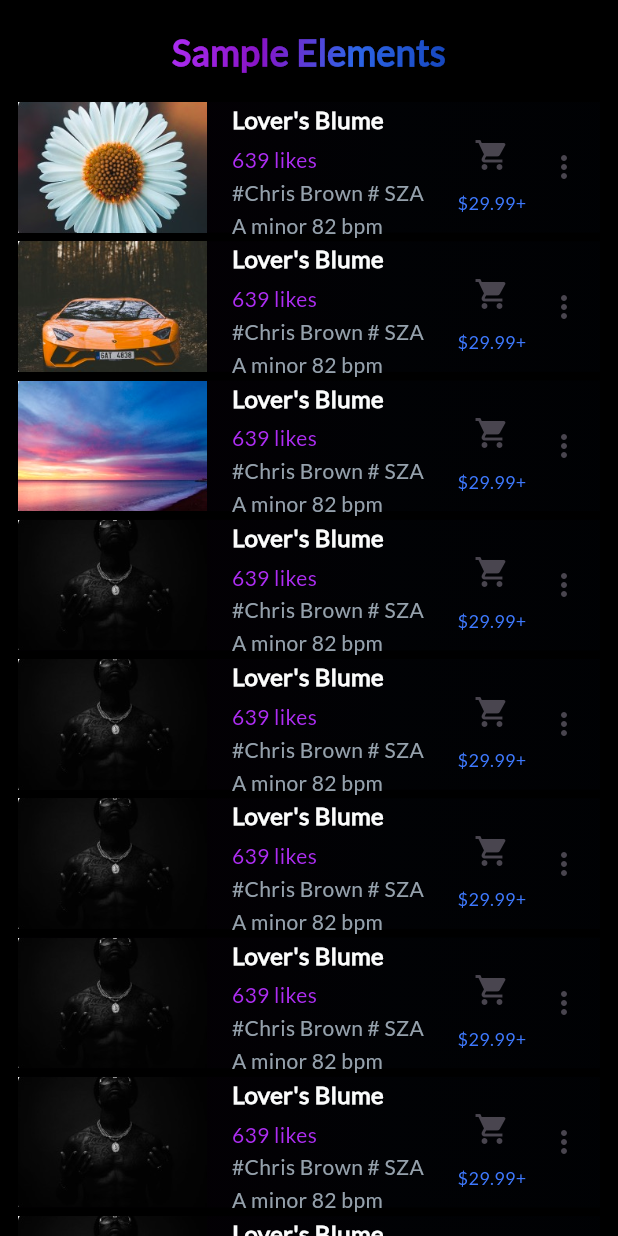
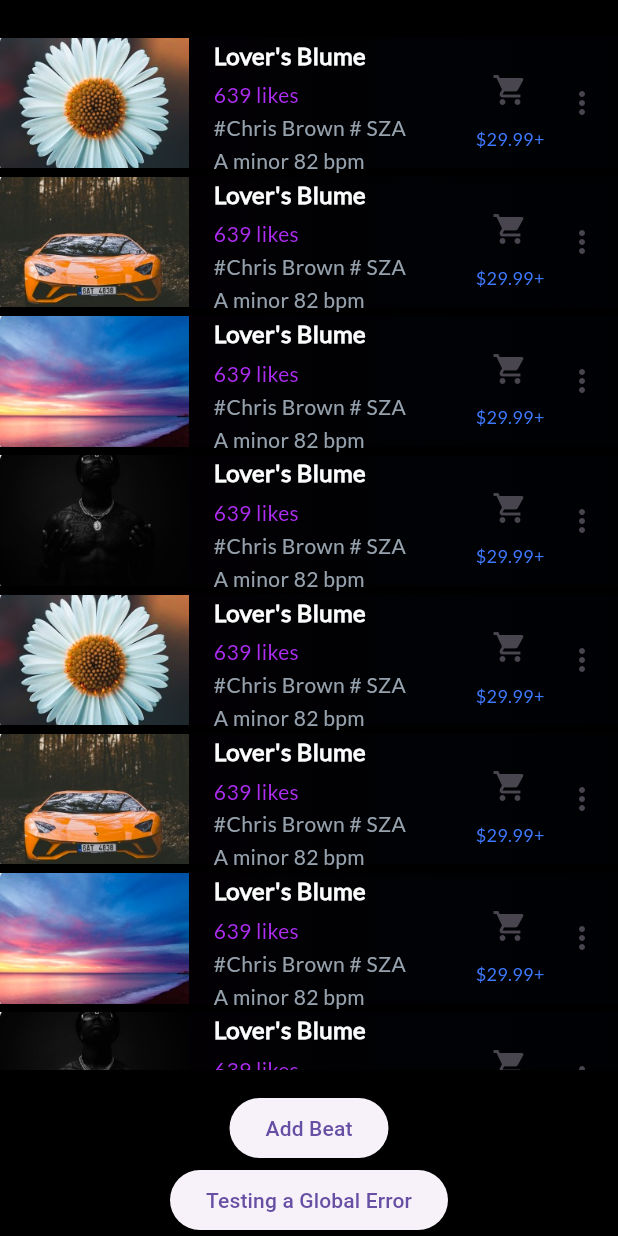
Before and after one commit to hjinlucas/aayats_evaluation, a Flutter app: the screen it shows after launch, on a phone screen of 412 x 824 dp. Run offline on Flutter 3.47's test engine with Material 3 defaults, Android fonts, the phone set to English and light mode, and no system bars; our stand-ins replace flutter_screenutil.

Commit message:
Beats model and data test

```diff
--- /dev/null
+++ b/lib/services/data/data_test.dart
@@ -0,0 +1,126 @@
+import 'package:aayats_evaluation/services/models/beats.dart';
+
+class DataTest {
+  static final List<BeatsModel> beatsList = [
+    BeatsModel(
+      id: 1,
+      imageUrl: "assets/images/beats_temp1.jpg",
+      heading: "Lover's Blume",
+      numOfLikes: "639",
+      tags: "#Chris Brown # SZA",
+      tune: "A minor",
+      bpm: "82",
+      price: "\$29.99+",
+    ),
+    BeatsModel(
+      id: 1,
+      imageUrl: "assets/images/beats_temp2.jpg",
+      heading: "Lover's Blume",
+      numOfLikes: "639",
+      tags: "#Chris Brown # SZA",
+      tune: "A minor",
+      bpm: "82",
+      price: "\$29.99+",
+    ),
+    BeatsModel(
+      id: 1,
+      imageUrl: "assets/images/beats_temp3.jpg",
+      heading: "Lover's Blume",
+      numOfLikes: "639",
+      tags: "#Chris Brown # SZA",
+      tune: "A minor",
+      bpm: "82",
+      price: "\$29.99+",
+    ),
+    BeatsModel(
+      id: 1,
+      imageUrl: "assets/images/beats_temp4.jpg",
+      heading: "Lover's Blume",
+      numOfLikes: "639",
+      tags: "#Chris Brown # SZA",
+      tune: "A minor",
+      bpm: "82",
+      price: "\$29.99+",
+    ),
+    BeatsModel(
+      id: 1,
+      imageUrl: "assets/images/beats_temp1.jpg",
+      heading: "Lover's Blume",
+      numOfLikes: "639",
+      tags: "#Chris Brown # SZA",
+      tune: "A minor",
+      bpm: "82",
+      price: "\$29.99+",
+    ),
+    BeatsModel(
+      id: 1,
+      imageUrl: "assets/images/beats_temp2.jpg",
+      heading: "Lover's Blume",
+      numOfLikes: "639",
+      tags: "#Chris Brown # SZA",
+      tune: "A minor",
+      bpm: "82",
+      price: "\$29.99+",
+    ),
+    BeatsModel(
+      id: 1,
+      imageUrl: "assets/images/beats_temp3.jpg",
+      heading: "Lover's Blume",
+      numOfLikes: "639",
+      tags: "#Chris Brown # SZA",
+      tune: "A minor",
+      bpm: "82",
+      price: "\$29.99+",
+    ),
+    BeatsModel(
+      id: 1,
+      imageUrl: "assets/images/beats_temp4.jpg",
+      heading: "Lover's Blume",
+      numOfLikes: "639",
+      tags: "#Chris Brown # SZA",
+      tune: "A minor",
+      bpm: "82",
+      price: "\$29.99+",
+    ),
+    BeatsModel(
+      id: 1,
+      imageUrl: "assets/images/beats_temp1.jpg",
+      heading: "Lover's Blume",
+      numOfLikes: "639",
+      tags: "#Chris Brown # SZA",
+      tune: "A minor",
+      bpm: "82",
+      price: "\$29.99+",
+    ),
+    BeatsModel(
+      id: 1,
+      imageUrl: "assets/images/beats_temp2.jpg",
+      heading: "Lover's Blume",
+      numOfLikes: "639",
+      tags: "#Chris Brown # SZA",
+      tune: "A minor",
+      bpm: "82",
+      price: "\$29.99+",
+    ),
+    BeatsModel(
+      id: 1,
+      imageUrl: "assets/images/beats_temp3.jpg",
+      heading: "Lover's Blume",
+      numOfLikes: "639",
+      tags: "#Chris Brown # SZA",
+      tune: "A minor",
+      bpm: "82",
+      price: "\$29.99+",
+    ),
+    BeatsModel(
+      id: 1,
+      imageUrl: "assets/images/beats_temp4.jpg",
+      heading: "Lover's Blume",
+      numOfLikes: "639",
+      tags: "#Chris Brown # SZA",
+      tune: "A minor",
+      bpm: "82",
+      price: "\$29.99+",
+    ),
+  ];
+}
--- /dev/null
+++ b/lib/services/models/beats.dart
@@ -0,0 +1,54 @@
+// To parse this JSON data, do
+//
+//     final beatsModel = beatsModelFromJson(jsonString);
+
+import 'dart:convert';
+
+BeatsModel beatsModelFromJson(String str) =>
+    BeatsModel.fromJson(json.decode(str));
+
+String beatsModelToJson(BeatsModel data) => json.encode(data.toJson());
+
+class BeatsModel {
+  int id;
+  String imageUrl;
+  String heading;
+  String numOfLikes;
+  String tags;
+  String tune;
+  String bpm;
+  String price;
+
+  BeatsModel({
+    required this.id,
+    required this.imageUrl,
+    required this.heading,
+    required this.numOfLikes,
+    required this.tags,
+    required this.tune,
+    required this.bpm,
+    required this.price,
+  });
+
+  factory BeatsModel.fromJson(Map<String, dynamic> json) => BeatsModel(
+        id: json["id"],
+        imageUrl: json["imageURL"],
+        heading: json["heading"],
+        numOfLikes: json["numOfLikes"],
+        tags: json["tags"],
+        tune: json["tune"],
+        bpm: json["bpm"],
+        price: json["price"],
+      );
+
+  Map<String, dynamic> toJson() => {
+        "id": id,
+        "imageURL": imageUrl,
+        "heading": heading,
+        "numOfLikes": numOfLikes,
+        "tags": tags,
+        "tune": tune,
+        "bpm": bpm,
+        "price": price,
+      };
+}
--- a/lib/view/beats/beats.dart
+++ b/lib/view/beats/beats.dart
@@ -1,4 +1,5 @@
 import 'package:aayats_evaluation/common/text_widgets.dart';
+import 'package:aayats_evaluation/services/data/data_test.dart';
 import 'package:flutter/foundation.dart';
 import 'package:flutter/material.dart';
 import 'package:flutter_screenutil/flutter_screenutil.dart';
@@ -6,96 +7,35 @@ import 'package:flutter_screenutil/flutter_screenutil.dart';
 import '../../common/widgets.dart';
 
 class Beats extends StatelessWidget {
-  const Beats({super.key});
+  const Beats({super.key, this.beatList});
+
+  final beatList;
 
   @override
   Widget build(BuildContext context) {
     return Scaffold(
       backgroundColor: Colors.black,
-      body: ListView(
+      body: Column(
         children: [
-          Container(
-            margin: const EdgeInsets.only(top: 2, left: 8, right: 8),
-            child: Column(
-              children: [
-                Padding(
-                  padding: const EdgeInsets.all(16),
-                  child: text24Bold(text: "Sample Elements", isGradient: true),
+          Flexible(
+            child: ListView.builder(
+              itemCount: beatList.length,
+              padding: const EdgeInsets.only(bottom: 25, top: 25),
+              itemBuilder: (BuildContext context, int index) {
+                return beatsListingForm(
+                  imageURL: beatList[index].imageUrl,
+                  heading: beatList[index].heading,
+                  numOfLikes: beatList[index].numOfLikes,
+                  tags: beatList[index].tags,
+                  tune: beatList[index].tune,
+                  bpm: beatList[index].bpm,
+                  price: beatList[index].price,
+                );
+              },
             ),
-                beatsListingForm(
-                    imageURL: "assets/images/beats_temp1.jpg",
-                    heading: "Lover's Blume",
-                    numOfLikes: "639",
-                    tags: "#Chris Brown # SZA",
-                    tune: "A minor",
-                    bpm: "82",
-                    price: "\$29.99+"),
-                beatsListingForm(
-                    imageURL: "assets/images/beats_temp2.jpg",
-                    heading: "Lover's Blume",
-                    numOfLikes: "639",
-                    tags: "#Chris Brown # SZA",
-                    tune: "A minor",
-                    bpm: "82",
-                    price: "\$29.99+"),
-                beatsListingForm(
-                    imageURL: "assets/images/beats_temp3.jpg",
-                    heading: "Lover's Blume",
-                    numOfLikes: "639",
-                    tags: "#Chris Brown # SZA",
-                    tune: "A minor",
-                    bpm: "82",
-                    price: "\$29.99+"),
-                beatsListingForm(
-                    imageURL: "assets/images/beats_temp4.jpg",
-                    heading: "Lover's Blume",
-                    numOfLikes: "639",
-                    tags: "#Chris Brown # SZA",
-                    tune: "A minor",
-                    bpm: "82",
-                    price: "\$29.99+"),
-                beatsListingForm(
-                    imageURL: "assets/images/beats_temp4.jpg",
-                    heading: "Lover's Blume",
-                    numOfLikes: "639",
-                    tags: "#Chris Brown # SZA",
-                    tune: "A minor",
-                    bpm: "82",
-                    price: "\$29.99+"),
-                beatsListingForm(
-                    imageURL: "assets/images/beats_temp4.jpg",
-                    heading: "Lover's Blume",
-                    numOfLikes: "639",
-                    tags: "#Chris Brown # SZA",
-                    tune: "A minor",
-                    bpm: "82",
-                    price: "\$29.99+"),
-                beatsListingForm(
-                    imageURL: "assets/images/beats_temp4.jpg",
-                    heading: "Lover's Blume",
-                    numOfLikes: "639",
-                    tags: "#Chris Brown # SZA",
-                    tune: "A minor",
-                    bpm: "82",
-                    price: "\$29.99+"),
-                beatsListingForm(
-                    imageURL: "assets/images/beats_temp4.jpg",
-                    heading: "Lover's Blume",
-                    numOfLikes: "639",
-                    tags: "#Chris Brown # SZA",
-                    tune: "A minor",
-                    bpm: "82",
-                    price: "\$29.99+"),
-                beatsListingForm(
-                    imageURL: "assets/images/beats_temp4.jpg",
-                    heading: "Lover's Blume",
-                    numOfLikes: "639",
-                    tags: "#Chris Brown # SZA",
-                    tune: "A minor",
-                    bpm: "82",
-                    price: "\$29.99+"),
+          ),
           const SizedBox(
-                  height: 25,
+            height: 15,
           ),
           ElevatedButton(
             onPressed: () {},
@@ -116,9 +56,6 @@ class Beats extends StatelessWidget {
           ),
         ],
       ),
-          ),
-        ],
-      ),
     );
   }
 }
--- a/lib/view/main.dart
+++ b/lib/view/main.dart
@@ -1,4 +1,5 @@
 import 'package:aayats_evaluation/global_error_handler/global_error_handler.dart';
+import 'package:aayats_evaluation/services/data/data_test.dart';
 import 'package:flutter/material.dart';
 import 'package:flutter_screenutil/flutter_screenutil.dart';
 
@@ -14,14 +15,16 @@ class MyApp extends StatelessWidget {
   // This widget is the root of your application.
   @override
   Widget build(BuildContext context) {
-    return const ScreenUtilInit(
-      designSize: Size(393, 852),
+    return ScreenUtilInit(
+      designSize: const Size(393, 852),
       child: MaterialApp(
         color: Colors.black,
         debugShowCheckedModeBanner: false,
         // Centralized error responses
         home: GlobalErrorHandler(
-          child: Beats(),
+          child: Beats(
+            beatList: DataTest.beatsList,
+          ),
         ),
       ),
     );
```
Lines whose indentation alone changed are shown as unchanged.
